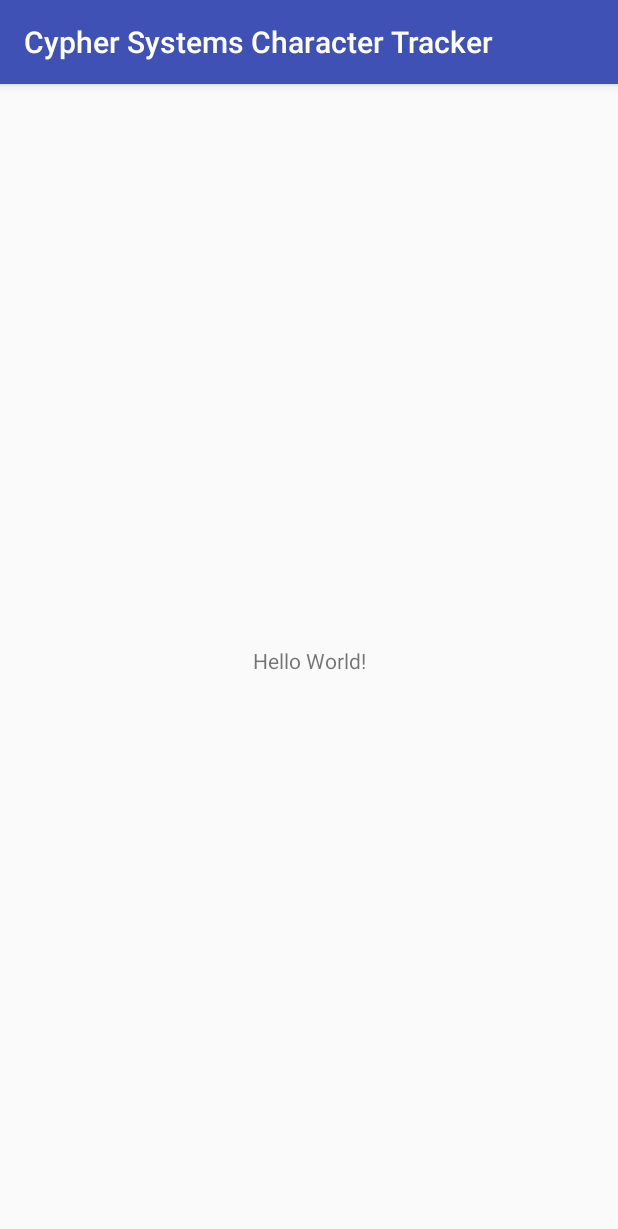
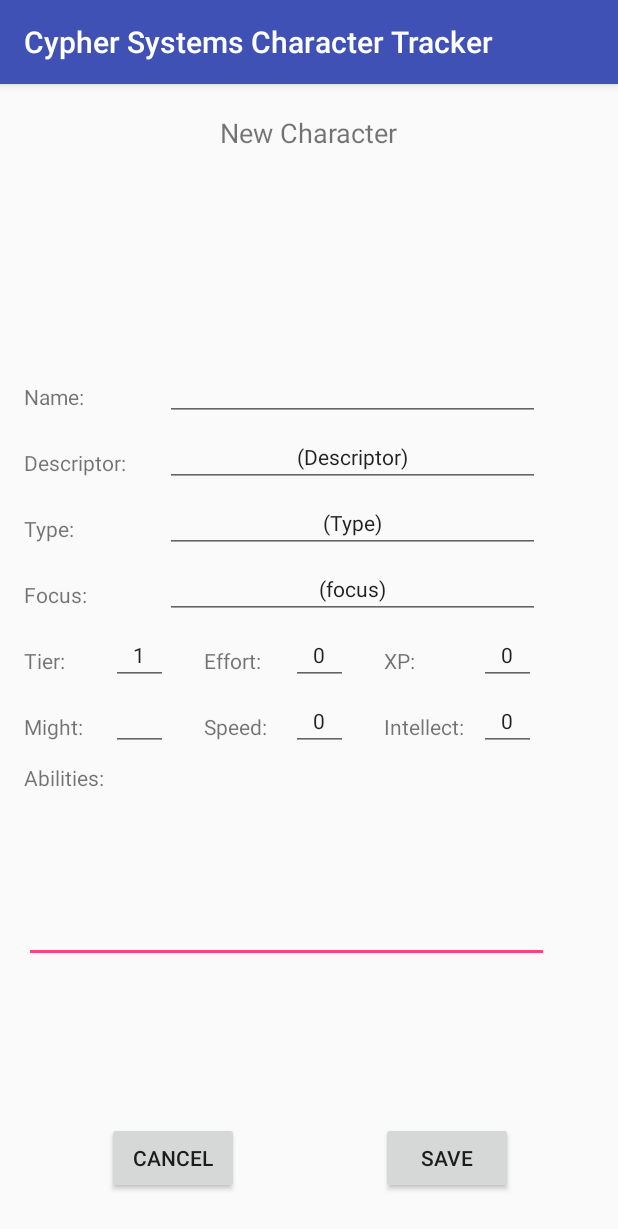
Before and after one commit to paugajt/androidfinal, an Android app: the screen it shows after launch (MainActivity), on a phone screen of 412 x 824 dp. Shown: the top 1229 px of the screen. Run offline under Robolectric (Android 15) with nearby library versions, the phone set to English and light mode, and no system bars.

Commit message:
Working on new character xml

```diff
--- a/app/src/main/java/com/justinpauga/cyphersystemscharactertracker/MainActivity.kt
+++ b/app/src/main/java/com/justinpauga/cyphersystemscharactertracker/MainActivity.kt
@@ -7,6 +7,6 @@
 
     override fun onCreate(savedInstanceState: Bundle?) {
         super.onCreate(savedInstanceState)
-        setContentView(R.layout.activity_main)
+        setContentView(R.layout.new_character)
     }
 }
--- /dev/null
+++ b/app/src/main/res/layout/new_character.xml
@@ -0,0 +1,431 @@
+<?xml version="1.0" encoding="utf-8"?>
+<RelativeLayout xmlns:android="http://schemas.android.com/apk/res/android"
+    xmlns:app="http://schemas.android.com/apk/res-auto"
+    xmlns:tools="http://schemas.android.com/tools"
+    android:id="@+id/relativeLayout"
+    android:layout_width="match_parent"
+    android:layout_height="match_parent">
+
+    <TextView
+        android:id="@+id/create_character_header_textView"
+        android:layout_width="wrap_content"
+        android:layout_height="wrap_content"
+        android:layout_alignParentTop="true"
+        android:layout_centerHorizontal="true"
+        android:layout_marginTop="20dp"
+        android:text="@string/new_character"
+        android:textSize="18sp"
+        app:layout_constraintEnd_toEndOf="parent"
+        app:layout_constraintStart_toStartOf="parent"
+        app:layout_constraintTop_toTopOf="parent" />
+
+    <ScrollView
+        android:id="@+id/create_character_scrollview"
+        android:layout_width="372dp"
+        android:layout_height="406dp"
+        android:layout_alignParentStart="true"
+        android:layout_centerVertical="true"
+        app:layout_constraintEnd_toEndOf="parent"
+        app:layout_constraintHorizontal_bias="0.0"
+        app:layout_constraintStart_toStartOf="parent"
+        app:layout_constraintTop_toBottomOf="@+id/create_character_header_textView">
+
+        <LinearLayout
+            android:layout_width="match_parent"
+            android:layout_height="match_parent"
+            android:orientation="vertical">
+
+            <LinearLayout
+                android:layout_width="match_parent"
+                android:layout_height="match_parent"
+                android:orientation="horizontal">
+
+                <TextView
+                    android:id="@+id/create_name_label"
+                    android:layout_width="70dp"
+                    android:layout_height="29dp"
+                    android:layout_marginEnd="8dp"
+                    android:layout_marginStart="16dp"
+                    android:layout_marginTop="8dp"
+                    android:gravity="start"
+                    android:text="Name: "
+                    app:layout_constraintEnd_toStartOf="@+id/create_name"
+                    app:layout_constraintHorizontal_bias="0.192"
+                    app:layout_constraintStart_toStartOf="parent"
+                    app:layout_constraintTop_toTopOf="parent" />
+
+                <EditText
+                    android:id="@+id/create_name"
+                    android:layout_width="250dp"
+                    android:layout_height="wrap_content"
+                    android:layout_marginEnd="80dp"
+                    android:layout_marginStart="16dp"
+                    android:layout_marginTop="4dp"
+                    android:ems="10"
+                    android:gravity="center"
+                    android:inputType="textPersonName"
+                    android:text=""
+                    android:textAlignment="center"
+                    android:textSize="14sp"
+                    app:layout_constraintEnd_toEndOf="parent"
+                    app:layout_constraintTop_toTopOf="parent" />
+            </LinearLayout>
+
+            <LinearLayout
+                android:layout_width="match_parent"
+                android:layout_height="match_parent"
+                android:orientation="horizontal">
+
+                <TextView
+                    android:id="@+id/create_descriptor_label"
+                    android:layout_width="70dp"
+                    android:layout_height="29dp"
+                    android:layout_marginEnd="8dp"
+                    android:layout_marginStart="16dp"
+                    android:layout_marginTop="8dp"
+                    android:gravity="start"
+                    android:text="Descriptor: "
+                    app:layout_constraintEnd_toStartOf="@+id/create_descriptor"
+                    app:layout_constraintHorizontal_bias="0.192"
+                    app:layout_constraintStart_toStartOf="parent"
+                    app:layout_constraintTop_toBottomOf="@+id/create_name_label" />
+
+                <EditText
+                    android:id="@+id/create_descriptor"
+                    android:layout_width="250dp"
+                    android:layout_height="wrap_content"
+                    android:layout_marginEnd="80dp"
+                    android:layout_marginStart="16dp"
+                    android:layout_marginTop="4dp"
+                    android:ems="10"
+                    android:gravity="center"
+                    android:inputType="text"
+                    android:text="(Descriptor)"
+                    android:textAlignment="center"
+                    android:textSize="14sp"
+                    app:layout_constraintEnd_toEndOf="parent"
+                    app:layout_constraintTop_toBottomOf="@+id/create_name" />
+            </LinearLayout>
+
+            <LinearLayout
+                android:layout_width="match_parent"
+                android:layout_height="match_parent"
+                android:orientation="horizontal">
+
+                <TextView
+                    android:id="@+id/create_type_label"
+                    android:layout_width="70dp"
+                    android:layout_height="29dp"
+                    android:layout_marginEnd="8dp"
+                    android:layout_marginStart="16dp"
+                    android:layout_marginTop="8dp"
+                    android:gravity="start"
+                    android:text="Type: "
+                    app:layout_constraintEnd_toStartOf="@+id/create_descriptor"
+                    app:layout_constraintHorizontal_bias="0.192"
+                    app:layout_constraintStart_toStartOf="parent"
+                    app:layout_constraintTop_toBottomOf="@+id/create_descriptor_label" />
+
+                <EditText
+                    android:id="@+id/create_type"
+                    android:layout_width="250dp"
+                    android:layout_height="wrap_content"
+                    android:layout_marginEnd="80dp"
+                    android:layout_marginStart="16dp"
+                    android:layout_marginTop="4dp"
+                    android:ems="10"
+                    android:gravity="center"
+                    android:inputType="text"
+                    android:text="(Type)"
+                    android:textAlignment="center"
+                    android:textSize="14sp"
+                    app:layout_constraintEnd_toEndOf="parent"
+                    app:layout_constraintTop_toBottomOf="@+id/create_descriptor" />
+            </LinearLayout>
+
+            <LinearLayout
+                android:layout_width="match_parent"
+                android:layout_height="match_parent"
+                android:orientation="horizontal">
+
+                <TextView
+                    android:id="@+id/create_focus_label"
+                    android:layout_width="70dp"
+                    android:layout_height="29dp"
+                    android:layout_marginEnd="8dp"
+                    android:layout_marginStart="16dp"
+                    android:layout_marginTop="8dp"
+                    android:gravity="start"
+                    android:text="Focus: "
+                    app:layout_constraintEnd_toStartOf="@+id/create_descriptor"
+                    app:layout_constraintHorizontal_bias="0.192"
+                    app:layout_constraintStart_toStartOf="parent"
+                    app:layout_constraintTop_toBottomOf="@+id/create_type_label" />
+
+                <EditText
+                    android:id="@+id/create_focus"
+                    android:layout_width="250dp"
+                    android:layout_height="wrap_content"
+                    android:layout_marginEnd="80dp"
+                    android:layout_marginStart="16dp"
+                    android:layout_marginTop="4dp"
+                    android:ems="10"
+                    android:gravity="center"
+                    android:inputType="text"
+                    android:text="(focus)"
+                    android:textAlignment="center"
+                    android:textSize="14sp"
+                    app:layout_constraintEnd_toEndOf="parent"
+                    app:layout_constraintTop_toBottomOf="@+id/create_type" />
+            </LinearLayout>
+
+            <LinearLayout
+                android:layout_width="match_parent"
+                android:layout_height="match_parent"
+                android:orientation="horizontal">
+
+                <TextView
+                    android:id="@+id/create_tier_label"
+                    android:layout_width="50dp"
+                    android:layout_height="29dp"
+                    android:layout_marginEnd="8dp"
+                    android:layout_marginStart="16dp"
+                    android:layout_marginTop="8dp"
+                    android:gravity="start"
+                    android:text="Tier: "
+                    app:layout_constraintEnd_toStartOf="@+id/create_focus_label"
+                    app:layout_constraintHorizontal_bias="0.192"
+                    app:layout_constraintStart_toStartOf="parent"
+                    app:layout_constraintTop_toBottomOf="@+id/create_focus_label" />
+
+                <EditText
+                    android:id="@+id/create_tier"
+                    android:layout_width="38dp"
+                    android:layout_height="wrap_content"
+                    android:layout_marginEnd="16dp"
+                    android:layout_marginTop="4dp"
+                    android:ems="10"
+                    android:gravity="center"
+                    android:inputType="text"
+                    android:text="1"
+                    android:textAlignment="center"
+                    android:textSize="14sp"
+                    app:layout_constraintEnd_toEndOf="parent"
+                    app:layout_constraintTop_toBottomOf="@+id/create_focus" />
+
+                <TextView
+                    android:id="@+id/create_effort_label"
+                    android:layout_width="50dp"
+                    android:layout_height="29dp"
+                    android:layout_marginEnd="8dp"
+                    android:layout_marginStart="8dp"
+                    android:layout_marginTop="8dp"
+                    android:gravity="start"
+                    android:text="Effort: "
+                    app:layout_constraintEnd_toStartOf="@+id/create_tier"
+                    app:layout_constraintHorizontal_bias="0.192"
+                    app:layout_constraintStart_toStartOf="parent"
+                    app:layout_constraintTop_toBottomOf="@+id/create_focus_label" />
+
+                <EditText
+                    android:id="@+id/create_effort"
+                    android:layout_width="38dp"
+                    android:layout_height="wrap_content"
+                    android:layout_marginEnd="16dp"
+                    android:layout_marginTop="4dp"
+                    android:ems="10"
+                    android:gravity="center"
+                    android:inputType="text"
+                    android:text="0"
+                    android:textAlignment="center"
+                    android:textSize="14sp"
+                    app:layout_constraintEnd_toEndOf="parent"
+                    app:layout_constraintTop_toBottomOf="@+id/create_focus" />
+
+                <TextView
+                    android:id="@+id/create_xp_label"
+                    android:layout_width="55dp"
+                    android:layout_height="29dp"
+                    android:layout_marginEnd="8dp"
+                    android:layout_marginStart="8dp"
+                    android:layout_marginTop="8dp"
+                    android:gravity="start"
+                    android:text="XP: "
+                    app:layout_constraintEnd_toStartOf="@+id/create_tier"
+                    app:layout_constraintHorizontal_bias="0.192"
+                    app:layout_constraintStart_toStartOf="parent"
+                    app:layout_constraintTop_toBottomOf="@+id/create_focus_label" />
+
+                <EditText
+                    android:id="@+id/create_xp"
+                    android:layout_width="38dp"
+                    android:layout_height="wrap_content"
+                    android:layout_marginEnd="16dp"
+                    android:layout_marginTop="4dp"
+                    android:ems="10"
+                    android:gravity="center"
+                    android:inputType="text"
+                    android:text="0"
+                    android:textAlignment="center"
+                    android:textSize="14sp"
+                    app:layout_constraintEnd_toEndOf="parent"
+                    app:layout_constraintTop_toBottomOf="@+id/create_fcus" />
+            </LinearLayout>
+
+            <LinearLayout
+                android:layout_width="match_parent"
+                android:layout_height="match_parent"
+                android:orientation="horizontal">
+
+                <TextView
+                    android:id="@+id/create_might_label"
+                    android:layout_width="50dp"
+                    android:layout_height="29dp"
+                    android:layout_marginEnd="8dp"
+                    android:layout_marginStart="16dp"
+                    android:layout_marginTop="8dp"
+                    android:gravity="start"
+                    android:text="Might: "
+                    app:layout_constraintEnd_toStartOf="@+id/create_focus_label"
+                    app:layout_constraintHorizontal_bias="0.192"
+                    app:layout_constraintStart_toStartOf="parent"
+                    app:layout_constraintTop_toBottomOf="@+id/create_focus_label" />
+
+                <EditText
+                    android:id="@+id/create_might"
+                    android:layout_width="38dp"
+                    android:layout_height="wrap_content"
+                    android:layout_marginEnd="16dp"
+                    android:layout_marginTop="4dp"
+                    android:ems="10"
+                    android:gravity="center"
+                    android:inputType="text"
+                    android:text=""
+                    android:textAlignment="center"
+                    android:textSize="14sp"
+                    app:layout_constraintEnd_toEndOf="parent"
+                    app:layout_constraintTop_toBottomOf="@+id/create_focus" />
+
+                <TextView
+                    android:id="@+id/create_speed_label"
+                    android:layout_width="50dp"
+                    android:layout_height="29dp"
+                    android:layout_marginEnd="8dp"
+                    android:layout_marginStart="8dp"
+                    android:layout_marginTop="8dp"
+                    android:gravity="start"
+                    android:text="Speed: "
+                    app:layout_constraintEnd_toStartOf="@+id/create_tier"
+                    app:layout_constraintHorizontal_bias="0.192"
+                    app:layout_constraintStart_toStartOf="parent"
+                    app:layout_constraintTop_toBottomOf="@+id/create_focus_label" />
+
+                <EditText
+                    android:id="@+id/create_speed"
+                    android:layout_width="38dp"
+                    android:layout_height="wrap_content"
+                    android:layout_marginEnd="16dp"
+                    android:layout_marginTop="4dp"
+                    android:ems="10"
+                    android:gravity="center"
+                    android:inputType="text"
+                    android:text="0"
+                    android:textAlignment="center"
+                    android:textSize="14sp"
+                    app:layout_constraintEnd_toEndOf="parent"
+                    app:layout_constraintTop_toBottomOf="@+id/create_focus" />
+
+                <TextView
+                    android:id="@+id/create_intellect_label"
+                    android:layout_width="55dp"
+                    android:layout_height="29dp"
+                    android:layout_marginEnd="8dp"
+                    android:layout_marginStart="8dp"
+                    android:layout_marginTop="8dp"
+                    android:gravity="start"
+                    android:text="Intellect: "
+                    app:layout_constraintEnd_toStartOf="@+id/create_tier"
+                    app:layout_constraintHorizontal_bias="0.192"
+                    app:layout_constraintStart_toStartOf="parent"
+                    app:layout_constraintTop_toBottomOf="@+id/create_focus_label" />
+
+                <EditText
+                    android:id="@+id/create_intellect"
+                    android:layout_width="38dp"
+                    android:layout_height="wrap_content"
+                    android:layout_marginEnd="16dp"
+                    android:layout_marginTop="4dp"
+                    android:ems="10"
+                    android:gravity="center"
+                    android:inputType="text"
+                    android:text="0"
+                    android:textAlignment="center"
+                    android:textSize="14sp"
+                    app:layout_constraintEnd_toEndOf="parent"
+                    app:layout_constraintTop_toBottomOf="@+id/create_fcus" />
+            </LinearLayout>
+
+
+            <TextView
+                android:id="@+id/create_abilities_label"
+                android:layout_width="70dp"
+                android:layout_height="29dp"
+                android:layout_marginEnd="8dp"
+                android:layout_marginStart="16dp"
+                android:layout_marginTop="8dp"
+                android:gravity="start"
+                android:text="Abilities: "
+                app:layout_constraintEnd_toStartOf="@+id/create_name"
+                app:layout_constraintHorizontal_bias="0.192"
+                app:layout_constraintStart_toStartOf="parent"
+                app:layout_constraintTop_toTopOf="parent" />
+
+            <EditText
+                android:id="@+id/create_abilities"
+                android:layout_width="350dp"
+                android:layout_height="100dp"
+                android:layout_marginEnd="16dp"
+                android:layout_marginStart="16dp"
+                android:layout_marginTop="4dp"
+                android:ems="10"
+                android:gravity="center"
+                android:inputType="textMultiLine"
+                android:text=""
+                android:textAlignment="center"
+                android:textSize="14sp"
+                app:layout_constraintEnd_toEndOf="parent"
+                app:layout_constraintTop_toTopOf="parent" />
+
+        </LinearLayout>
+    </ScrollView>
+
+    <Button
+        android:id="@+id/create_character_cancel_button"
+        android:layout_width="wrap_content"
+        android:layout_height="wrap_content"
+        android:layout_alignParentBottom="true"
+        android:layout_alignParentStart="true"
+        android:layout_marginBottom="28dp"
+        android:layout_marginStart="71dp"
+        android:text="Cancel"
+        app:layout_constraintBottom_toBottomOf="parent"
+        app:layout_constraintEnd_toStartOf="@+id/create_character_save_button"
+        app:layout_constraintHorizontal_bias="0.349"
+        app:layout_constraintHorizontal_chainStyle="spread"
+        app:layout_constraintStart_toStartOf="parent" />
+
+    <Button
+        android:id="@+id/create_character_save_button"
+        android:layout_width="wrap_content"
+        android:layout_height="wrap_content"
+        android:layout_alignParentEnd="true"
+        android:layout_alignTop="@+id/create_character_cancel_button"
+        android:layout_marginEnd="70dp"
+        android:text="Save"
+        app:layout_constraintBottom_toBottomOf="parent"
+        app:layout_constraintEnd_toEndOf="parent" />
+
+
+
+
+</RelativeLayout>
--- a/app/src/main/res/values/strings.xml
+++ b/app/src/main/res/values/strings.xml
@@ -1,3 +1,7 @@
 <resources>
     <string name="app_name">Cypher Systems Character Tracker</string>
+    <string name="new_character">New Character</string>
+    <string name="cancel">Cancel</string>
+    <string name="save">Save</string>
+    <string name="name">Name:</string>
 </resources>
--- a/app/src/main/res/values/styles.xml
+++ b/app/src/main/res/values/styles.xml
@@ -1,7 +1,7 @@
 <resources>
 
     <!-- Base application theme. -->
-    <style name="AppTheme" parent="Theme.AppCompat.Light.DarkActionBar">
+    <style name="AppTheme" parent="Base.Theme.AppCompat.Light.DarkActionBar">
         <!-- Customize your theme here. -->
         <item name="colorPrimary">@color/colorPrimary</item>
         <item name="colorPrimaryDark">@color/colorPrimaryDark</item>
```
